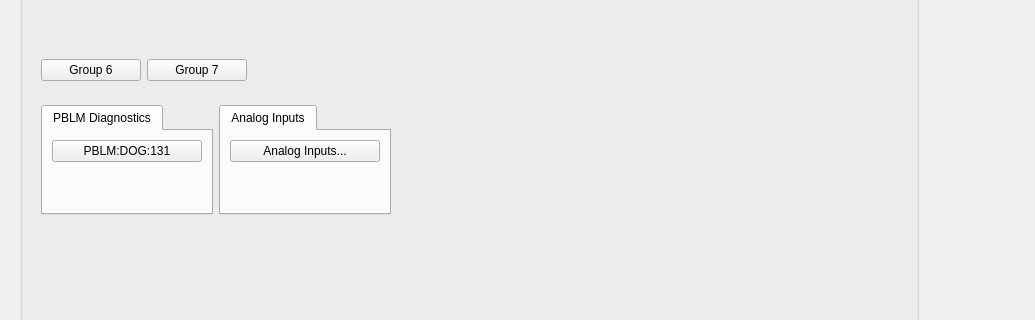
Old version of the form dog_main.ui in the repository ad-build-test/pydm-mps; both pictures show x 0 to 1035 and y 215 to 535 of the 1191 by 700 pixel window.
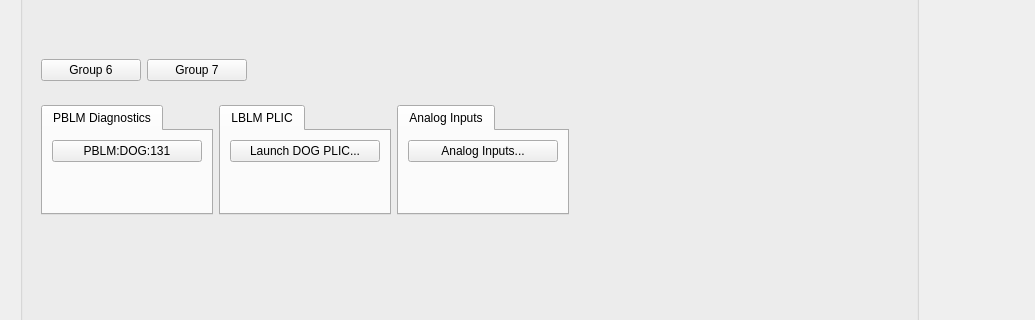
New version of the form. Custom widgets are drawn as their Qt base class.

Commit message: Changed analog inputs to use new python file. also added button that launches lblm_global at a specified area.

The edit to the form file:
```diff
--- a/dog_main.ui
+++ b/dog_main.ui
@@ -50,7 +50,7 @@
            <property name="frameShadow">
             <enum>QFrame::Raised</enum>
            </property>
-           <layout class="QGridLayout" name="gridLayout_2">
+           <layout class="QGridLayout" name="gridLayout_2" columnstretch="1,1,1,3">
             <item row="0" column="0">
              <widget class="QTabWidget" name="tabWidget">
               <property name="currentIndex">
@@ -113,46 +113,66 @@
               </widget>
              </widget>
             </item>
-            <item row="0" column="2">
-             <spacer name="horizontalSpacer_5">
-              <property name="orientation">
-               <enum>Qt::Horizontal</enum>
-              </property>
-              <property name="sizeHint" stdset="0">
-               <size>
-                <width>40</width>
-                <height>20</height>
-               </size>
-              </property>
-             </spacer>
-            </item>
-            <item row="0" column="4">
-             <spacer name="horizontalSpacer_3">
-              <property name="orientation">
-               <enum>Qt::Horizontal</enum>
-              </property>
-              <property name="sizeHint" stdset="0">
-               <size>
-                <width>40</width>
-                <height>20</height>
-               </size>
-              </property>
-             </spacer>
-            </item>
-            <item row="0" column="3">
-             <spacer name="horizontalSpacer_4">
-              <property name="orientation">
-               <enum>Qt::Horizontal</enum>
-              </property>
-              <property name="sizeHint" stdset="0">
-               <size>
-                <width>40</width>
-                <height>20</height>
-               </size>
-              </property>
-             </spacer>
-            </item>
             <item row="0" column="1">
+             <widget class="QTabWidget" name="tabWidget_4">
+              <property name="currentIndex">
+               <number>0</number>
+              </property>
+              <widget class="QWidget" name="tab_2">
+               <attribute name="title">
+                <string>LBLM PLIC</string>
+               </attribute>
+               <layout class="QGridLayout" name="gridLayout_11">
+                <item row="0" column="0">
+                 <widget class="PyDMRelatedDisplayButton" name="PyDMRelatedDisplayButton_3">
+                  <property name="minimumSize">
+                   <size>
+                    <width>150</width>
+                    <height>20</height>
+                   </size>
+                  </property>
+                  <property name="toolTip">
+                   <string/>
+                  </property>
+                  <property name="text">
+                   <string>Launch DOG PLIC...</string>
+                  </property>
+                  <property name="filenames" stdset="0">
+                   <stringlist>
+                    <string>$PYDM/misc/lblm_global.py</string>
+                   </stringlist>
+                  </property>
+                  <property name="showIcon" stdset="0">
+                   <bool>false</bool>
+                  </property>
+                  <property name="macros" stdset="0">
+                   <stringlist>
+                    <string>{&quot;DEVICE&quot;:&quot;LBLM:DOG:381:A&quot;}</string>
+                   </stringlist>
+                  </property>
+                  <property name="openInNewWindow" stdset="0">
+                   <bool>true</bool>
+                  </property>
+                 </widget>
+                </item>
+                <item row="1" column="0">
+                 <spacer name="verticalSpacer_7">
+                  <property name="orientation">
+                   <enum>Qt::Vertical</enum>
+                  </property>
+                  <property name="sizeHint" stdset="0">
+                   <size>
+                    <width>20</width>
+                    <height>40</height>
+                   </size>
+                  </property>
+                 </spacer>
+                </item>
+               </layout>
+              </widget>
+             </widget>
+            </item>
+            <item row="0" column="2">
              <widget class="QTabWidget" name="tabWidget_2">
               <property name="maximumSize">
                <size>
@@ -217,6 +237,19 @@
               </widget>
              </widget>
             </item>
+            <item row="0" column="3">
+             <spacer name="horizontalSpacer_5">
+              <property name="orientation">
+               <enum>Qt::Horizontal</enum>
+              </property>
+              <property name="sizeHint" stdset="0">
+               <size>
+                <width>40</width>
+                <height>20</height>
+               </size>
+              </property>
+             </spacer>
+            </item>
            </layout>
           </widget>
          </item>
```
Left out of the diff: 2 changed lines with no effect on the pictures. The commit also changes 15 other files.
